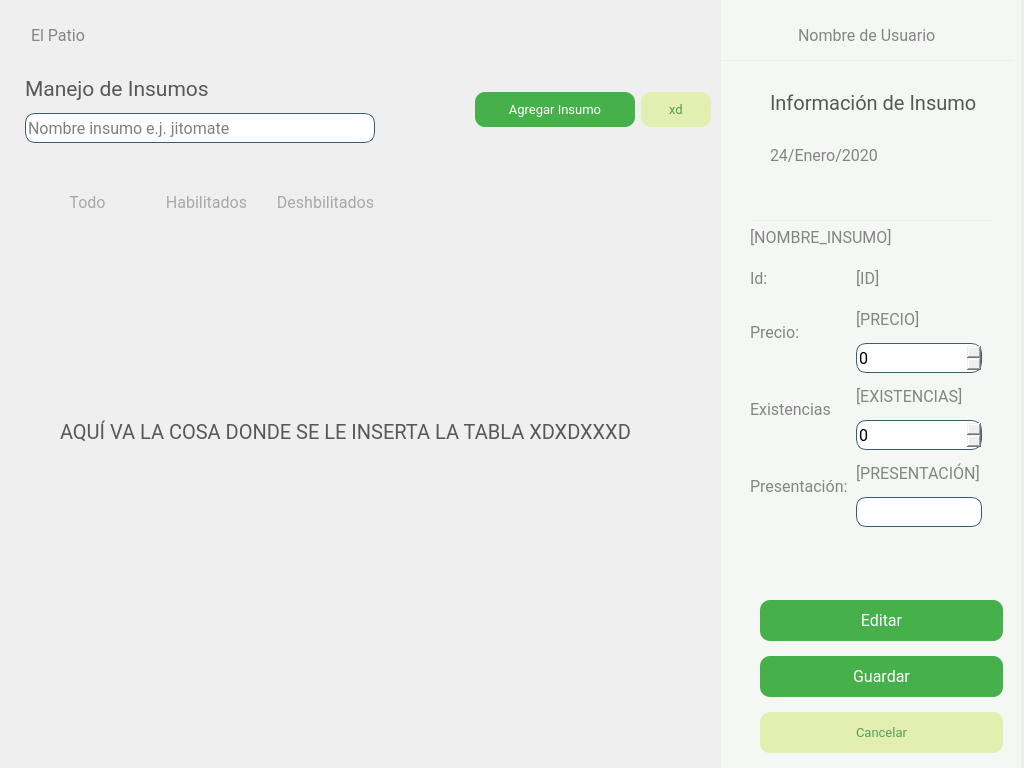
Qt form El-Patio/almacenista/almacenista_menu.ui (MrDanielG/IHC-ElPatio) before a commit.
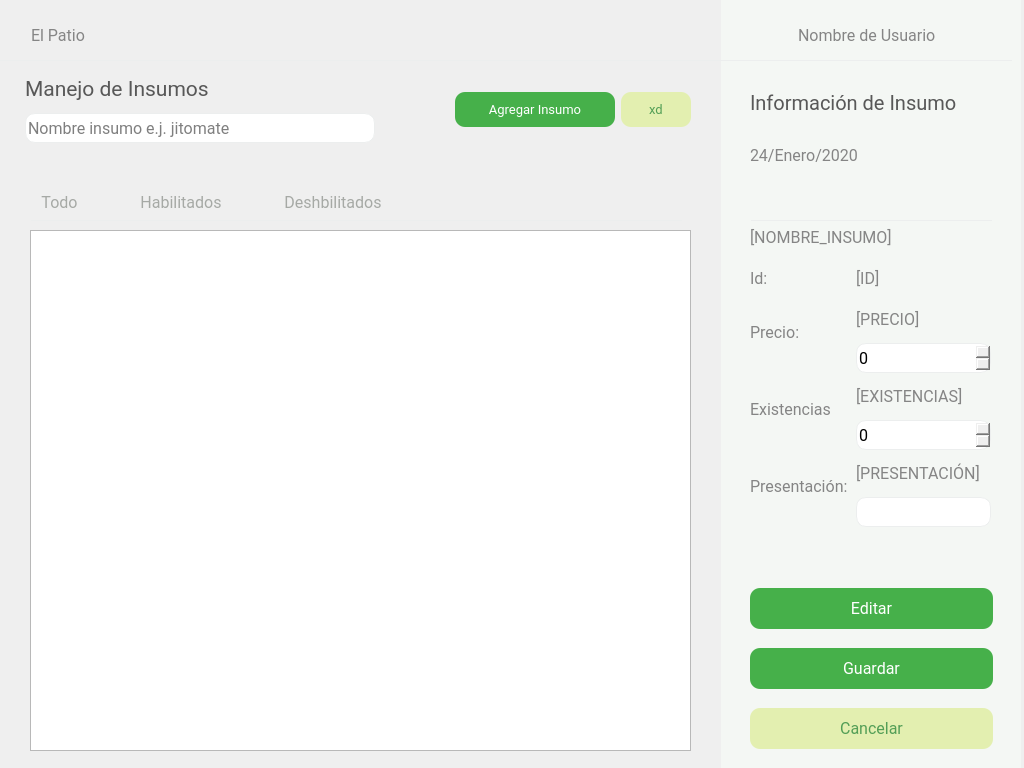
The same form after that commit.

Patch:
```diff
--- a/El-Patio/almacenista/almacenista_menu.ui
+++ b/El-Patio/almacenista/almacenista_menu.ui
@@ -94,9 +94,9 @@
   <widget class="QWidget" name="layoutWidget_3">
    <property name="geometry">
     <rect>
-     <x>770</x>
+     <x>750</x>
      <y>80</y>
-     <width>221</width>
+     <width>241</width>
      <height>98</height>
     </rect>
    </property>
@@ -116,6 +116,9 @@
       <property name="text">
        <string>Información de Insumo</string>
       </property>
+      <property name="wordWrap">
+       <bool>true</bool>
+      </property>
      </widget>
     </item>
     <item>
@@ -287,9 +290,9 @@
   <widget class="QWidget" name="layoutWidget_6">
    <property name="geometry">
     <rect>
-     <x>31</x>
+     <x>41</x>
      <y>190</y>
-     <width>351</width>
+     <width>341</width>
      <height>26</height>
     </rect>
    </property>
@@ -323,6 +326,19 @@
       </property>
      </widget>
     </item>
+    <item>
+     <spacer name="horizontalSpacer_6">
+      <property name="orientation">
+       <enum>Qt::Horizontal</enum>
+      </property>
+      <property name="sizeHint" stdset="0">
+       <size>
+        <width>40</width>
+        <height>20</height>
+       </size>
+      </property>
+     </spacer>
+    </item>
     <item>
      <widget class="QPushButton" name="btnPlatillos">
       <property name="font">
@@ -352,6 +368,19 @@
       </property>
      </widget>
     </item>
+    <item>
+     <spacer name="horizontalSpacer_7">
+      <property name="orientation">
+       <enum>Qt::Horizontal</enum>
+      </property>
+      <property name="sizeHint" stdset="0">
+       <size>
+        <width>40</width>
+        <height>20</height>
+       </size>
+      </property>
+     </spacer>
+    </item>
     <item>
      <widget class="QPushButton" name="btnBebidas">
       <property name="font">
@@ -419,36 +448,13 @@
     <set>Qt::AlignRight|Qt::AlignTrailing|Qt::AlignVCenter</set>
    </property>
   </widget>
-  <widget class="QLabel" name="elPatio_5">
+  <widget class="QWidget" name="layoutWidget">
    <property name="geometry">
     <rect>
-     <x>60</x>
-     <y>420</y>
-     <width>571</width>
-     <height>24</height>
-    </rect>
-   </property>
-   <property name="font">
-    <font>
-     <family>Roboto</family>
-     <pointsize>15</pointsize>
-    </font>
-   </property>
-   <property name="styleSheet">
-    <string notr="true">color: #585858
-</string>
-   </property>
-   <property name="text">
-    <string>AQUÍ VA LA COSA DONDE SE LE INSERTA LA TABLA XDXDXXXD</string>
-   </property>
-  </widget>
-  <widget class="QWidget" name="">
-   <property name="geometry">
-    <rect>
-     <x>760</x>
-     <y>600</y>
+     <x>750</x>
+     <y>584</y>
      <width>243</width>
-     <height>155</height>
+     <height>171</height>
     </rect>
    </property>
    <layout class="QVBoxLayout" name="verticalLayout">
@@ -558,7 +564,7 @@
       <property name="font">
        <font>
         <family>Roboto</family>
-        <pointsize>10</pointsize>
+        <pointsize>12</pointsize>
        </font>
       </property>
       <property name="cursor">
@@ -586,12 +592,12 @@
     </item>
    </layout>
   </widget>
-  <widget class="QWidget" name="">
+  <widget class="QWidget" name="layoutWidget">
    <property name="geometry">
     <rect>
      <x>10</x>
      <y>70</y>
-     <width>701</width>
+     <width>681</width>
      <height>79</height>
     </rect>
    </property>
@@ -649,7 +655,7 @@
         </property>
         <property name="styleSheet">
          <string notr="true">border-radius: 10px;
-border: 1px solid  rgb(57, 92, 114);</string>
+border: 1px solid #ECEEEE;</string>
         </property>
         <property name="placeholderText">
          <string>Nombre insumo e.j. jitomate</string>
@@ -759,13 +765,13 @@
     </item>
    </layout>
   </widget>
-  <widget class="QWidget" name="">
+  <widget class="QWidget" name="layoutWidget">
    <property name="geometry">
     <rect>
      <x>750</x>
      <y>220</y>
-     <width>232</width>
-     <height>315</height>
+     <width>241</width>
+     <height>322</height>
     </rect>
    </property>
    <layout class="QFormLayout" name="formLayout">
@@ -861,6 +867,9 @@
         <property name="text">
          <string>[PRECIO]</string>
         </property>
+        <property name="wordWrap">
+         <bool>true</bool>
+        </property>
        </widget>
       </item>
       <item>
@@ -879,7 +888,7 @@
         </property>
         <property name="styleSheet">
          <string notr="true">border-radius: 10px;
-border: 1px solid  rgb(57, 92, 114);</string>
+border: 1px solid #ECEEEE;</string>
         </property>
        </widget>
       </item>
@@ -931,6 +940,9 @@
         <property name="text">
          <string>[EXISTENCIAS]</string>
         </property>
+        <property name="wordWrap">
+         <bool>true</bool>
+        </property>
        </widget>
       </item>
       <item>
@@ -949,7 +961,7 @@
         </property>
         <property name="styleSheet">
          <string notr="true">border-radius: 10px;
-border: 1px solid  rgb(57, 92, 114);</string>
+border: 1px solid #ECEEEE;</string>
         </property>
        </widget>
       </item>
@@ -1001,6 +1013,9 @@
         <property name="text">
          <string>[PRESENTACIÓN]</string>
         </property>
+        <property name="wordWrap">
+         <bool>true</bool>
+        </property>
        </widget>
       </item>
       <item>
@@ -1019,7 +1034,7 @@
         </property>
         <property name="styleSheet">
          <string notr="true">border-radius: 10px;
-border: 1px solid  rgb(57, 92, 114);</string>
+border: 1px solid #ECEEEE;</string>
         </property>
        </widget>
       </item>
@@ -1050,6 +1065,16 @@
     </item>
    </layout>
   </widget>
+  <widget class="QTableView" name="tablaInsumos">
+   <property name="geometry">
+    <rect>
+     <x>30</x>
+     <y>230</y>
+     <width>661</width>
+     <height>521</height>
+    </rect>
+   </property>
+  </widget>
  </widget>
  <tabstops>
   <tabstop>btnTodo</tabstop>
```
